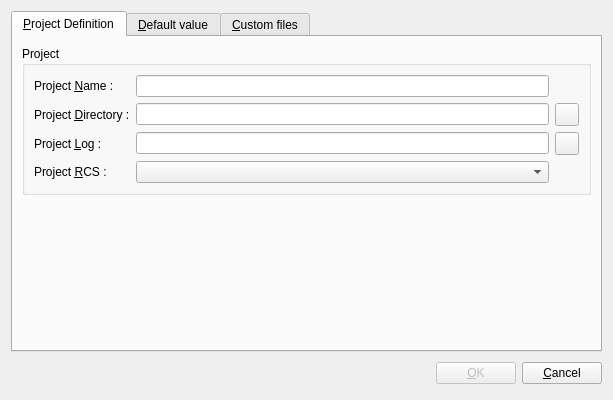
Above: xinx/ui/projectproperty.ui from phoenix741/xinx before the change. Below: the same form after it.
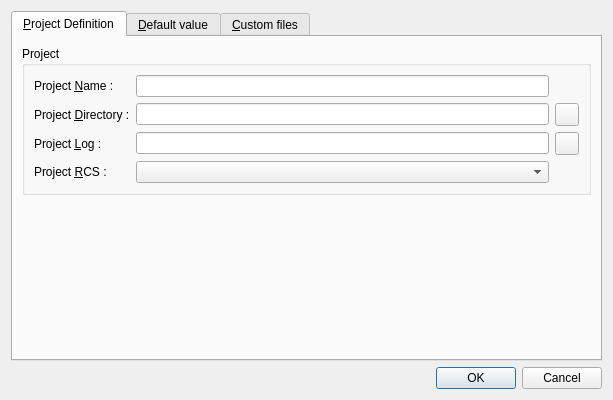
That is the form after the change. Icons and pictures are not drawn. Custom widgets are drawn as their Qt base class.

Patch:
```diff
--- a/xinx/ui/projectproperty.ui
+++ b/xinx/ui/projectproperty.ui
@@ -24,7 +24,7 @@
         <x>0</x>
         <y>0</y>
         <width>591</width>
-        <height>316</height>
+        <height>320</height>
        </rect>
       </property>
       <attribute name="title" >
@@ -422,52 +422,11 @@
     </widget>
    </item>
    <item row="1" column="0" >
-    <layout class="QHBoxLayout" >
-     <property name="spacing" >
-      <number>6</number>
+    <widget class="QDialogButtonBox" name="m_buttonBox" >
+     <property name="standardButtons" >
+      <set>QDialogButtonBox::Cancel|QDialogButtonBox::Ok</set>
      </property>
-     <property name="margin" >
-      <number>0</number>
-     </property>
-     <item>
-      <spacer>
-       <property name="orientation" >
-        <enum>Qt::Horizontal</enum>
-       </property>
-       <property name="sizeHint" stdset="0" >
-        <size>
-         <width>131</width>
-         <height>31</height>
-        </size>
-       </property>
-      </spacer>
-     </item>
-     <item>
-      <widget class="QPushButton" name="okButton" >
-       <property name="enabled" >
-        <bool>false</bool>
-       </property>
-       <property name="text" >
-        <string>&amp;OK</string>
-       </property>
-       <property name="icon" >
-        <iconset resource="../application.qrc" >
-         <normaloff>:/images/button_ok.png</normaloff>:/images/button_ok.png</iconset>
-       </property>
-      </widget>
-     </item>
-     <item>
-      <widget class="QPushButton" name="cancelButton" >
-       <property name="text" >
-        <string>&amp;Cancel</string>
-       </property>
-       <property name="icon" >
-        <iconset resource="../application.qrc" >
-         <normaloff>:/images/button_cancel.png</normaloff>:/images/button_cancel.png</iconset>
-       </property>
-      </widget>
-     </item>
-    </layout>
+    </widget>
    </item>
   </layout>
  </widget>
```
Left out of the diff: 30 changed lines with no effect on the pictures.
